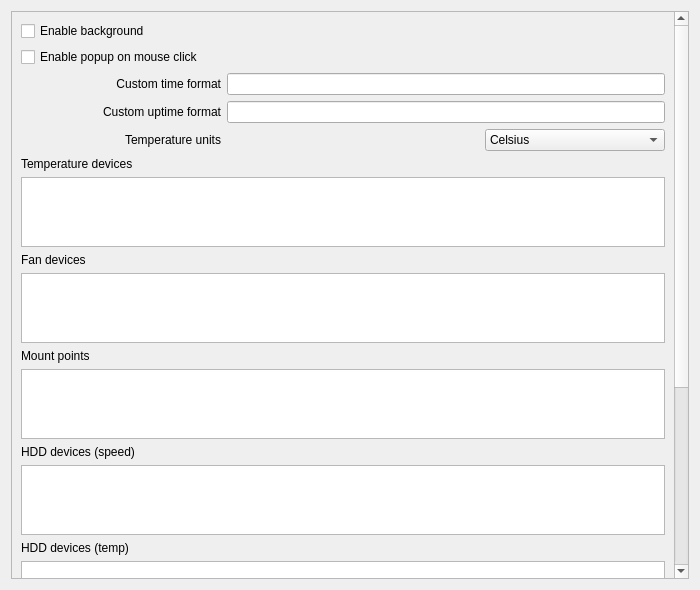
This is sources/awesome-widget/advanced.ui in arcan1s/awesome-widgets as Qt 5 draws it before an edit. The edited form follows.
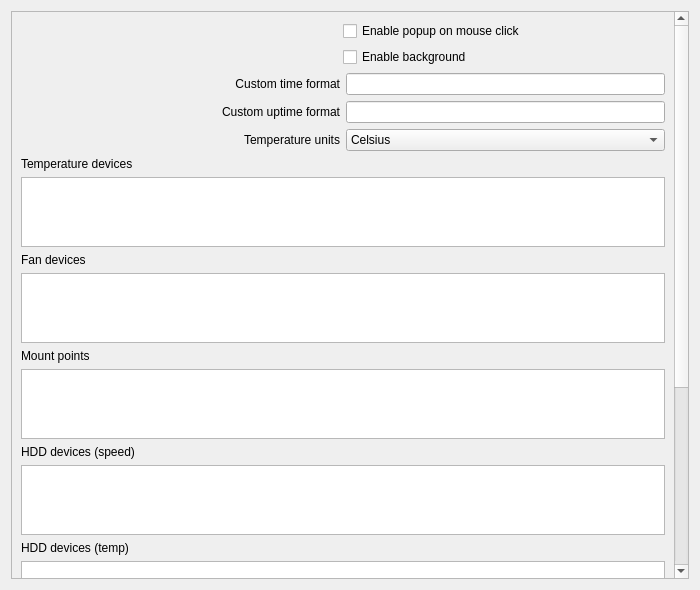
This is the edited form.

Commit message: rewrite all ui interfaces t oKDE standards

Diff of the .ui file:
```diff
--- a/sources/awesome-widget/advanced.ui
+++ b/sources/awesome-widget/advanced.ui
@@ -41,35 +41,81 @@
       <property name="geometry">
        <rect>
         <x>0</x>
-        <y>-239</y>
+        <y>0</y>
         <width>675</width>
-        <height>813</height>
+        <height>822</height>
        </rect>
       </property>
       <layout class="QVBoxLayout" name="verticalLayout_8">
        <item>
-        <widget class="QCheckBox" name="checkBox_background">
-         <property name="text">
-          <string>Enable background</string>
-         </property>
-        </widget>
+        <layout class="QHBoxLayout" name="layout_popup">
+         <item>
+          <spacer name="spacer_popup">
+           <property name="orientation">
+            <enum>Qt::Horizontal</enum>
+           </property>
+           <property name="sizeHint" stdset="0">
+            <size>
+             <width>40</width>
+             <height>20</height>
+            </size>
+           </property>
+          </spacer>
+         </item>
+         <item>
+          <widget class="QCheckBox" name="checkBox_popup">
+           <property name="sizePolicy">
+            <sizepolicy hsizetype="Expanding" vsizetype="Fixed">
+             <horstretch>0</horstretch>
+             <verstretch>0</verstretch>
+            </sizepolicy>
+           </property>
+           <property name="text">
+            <string>Enable popup on mouse click</string>
+           </property>
+          </widget>
+         </item>
+        </layout>
        </item>
        <item>
-        <widget class="QCheckBox" name="checkBox_popup">
-         <property name="text">
-          <string>Enable popup on mouse click</string>
-         </property>
-        </widget>
+        <layout class="QHBoxLayout" name="layout_background">
+         <item>
+          <spacer name="spacer_background">
+           <property name="orientation">
+            <enum>Qt::Horizontal</enum>
+           </property>
+           <property name="sizeHint" stdset="0">
+            <size>
+             <width>40</width>
+             <height>20</height>
+            </size>
+           </property>
+          </spacer>
+         </item>
+         <item>
+          <widget class="QCheckBox" name="checkBox_background">
+           <property name="sizePolicy">
+            <sizepolicy hsizetype="Expanding" vsizetype="Fixed">
+             <horstretch>0</horstretch>
+             <verstretch>0</verstretch>
+            </sizepolicy>
+           </property>
+           <property name="text">
+            <string>Enable background</string>
+           </property>
+          </widget>
+         </item>
+        </layout>
        </item>
        <item>
         <layout class="QHBoxLayout" name="layout_timeFormat">
          <item>
           <widget class="QLabel" name="label_timeFormat">
-           <property name="minimumSize">
-            <size>
-             <width>200</width>
-             <height>0</height>
-            </size>
+           <property name="sizePolicy">
+            <sizepolicy hsizetype="Expanding" vsizetype="Preferred">
+             <horstretch>0</horstretch>
+             <verstretch>0</verstretch>
+            </sizepolicy>
            </property>
            <property name="text">
             <string>Custom time format</string>
@@ -107,11 +153,11 @@
         <layout class="QHBoxLayout" name="layout_uptimeFormat">
          <item>
           <widget class="QLabel" name="label_uptimeFormat">
-           <property name="minimumSize">
-            <size>
-             <width>200</width>
-             <height>0</height>
-            </size>
+           <property name="sizePolicy">
+            <sizepolicy hsizetype="Expanding" vsizetype="Preferred">
+             <horstretch>0</horstretch>
+             <verstretch>0</verstretch>
+            </sizepolicy>
            </property>
            <property name="text">
             <string>Custom uptime format</string>
@@ -139,12 +185,6 @@
         <layout class="QHBoxLayout" name="layout_tempUnits">
          <item>
           <widget class="QLabel" name="label_tempUnits">
-           <property name="minimumSize">
-            <size>
-             <width>200</width>
-             <height>0</height>
-            </size>
-           </property>
            <property name="text">
             <string>Temperature units</string>
            </property>
@@ -153,27 +193,8 @@
            </property>
           </widget>
          </item>
-         <item>
-          <spacer name="spacer_tempUnits">
-           <property name="orientation">
-            <enum>Qt::Horizontal</enum>
-           </property>
-           <property name="sizeHint" stdset="0">
-            <size>
-             <width>40</width>
-             <height>20</height>
-            </size>
-           </property>
-          </spacer>
-         </item>
          <item>
           <widget class="QComboBox" name="comboBox_tempUnits">
-           <property name="minimumSize">
-            <size>
-             <width>180</width>
-             <height>0</height>
-            </size>
-           </property>
            <item>
             <property name="text">
              <string notr="true">Celsius</string>
```
Left out of the diff: 77 changed lines with no effect on the pictures. The commit also changes 7 other files.
